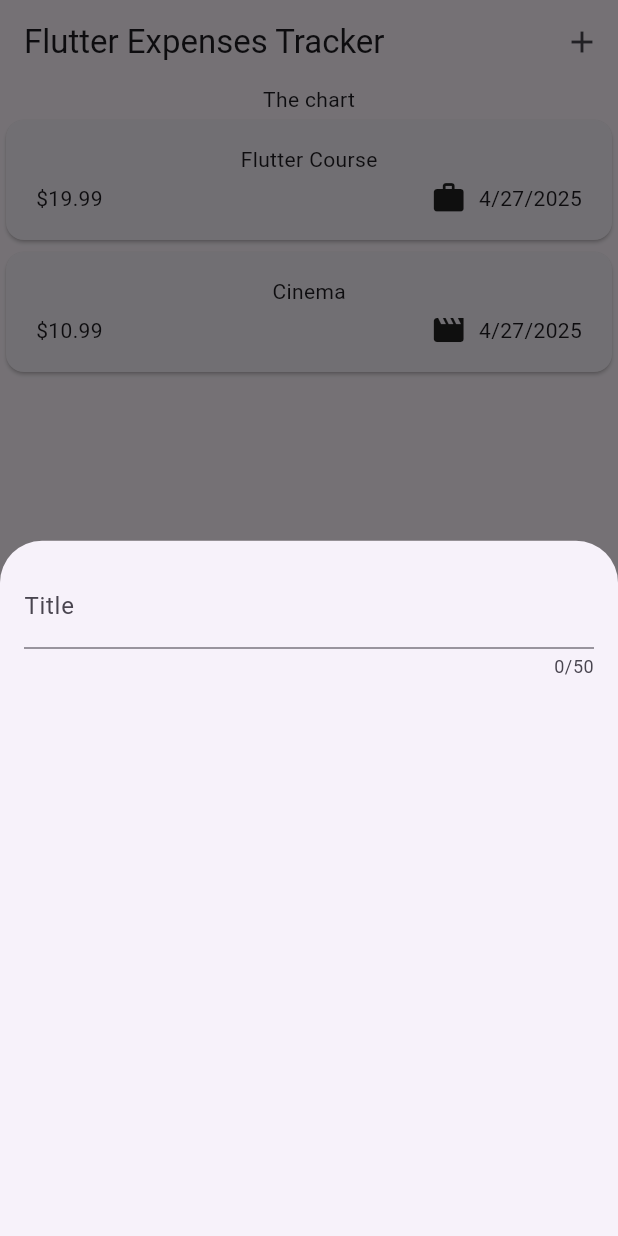
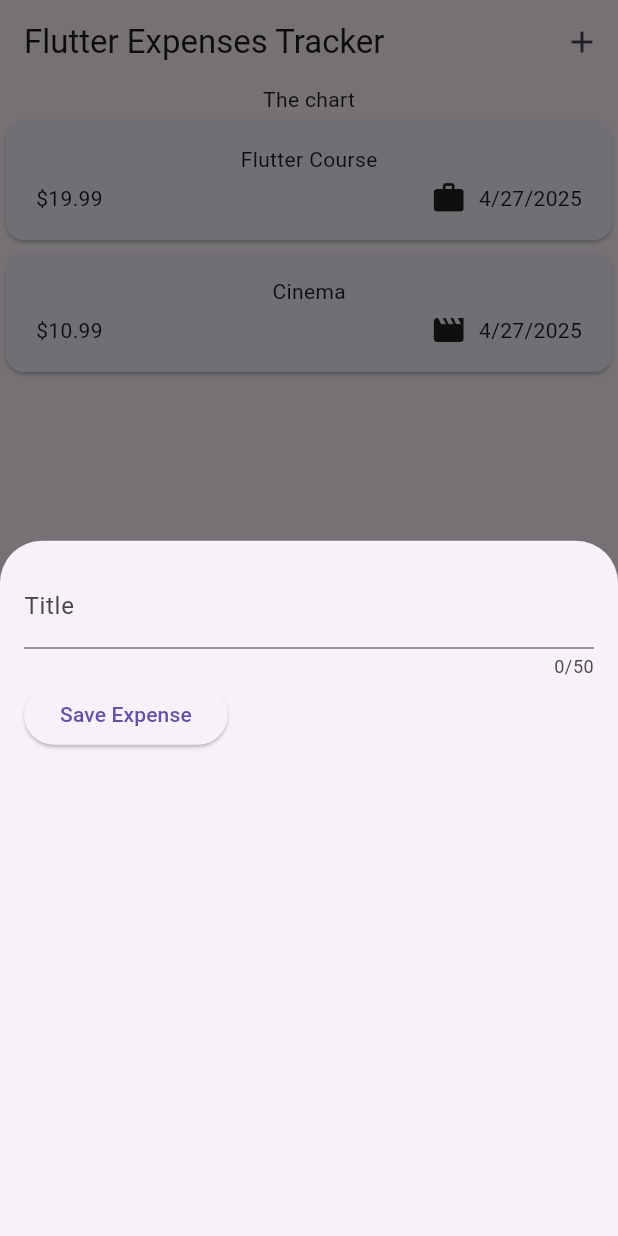
Before and after one commit to Meruem243/expense_tracker, a Flutter app: the screen it shows after launch, after a tap on the "add" icon, on a phone screen of 412 x 824 dp. Run offline on Flutter 3.47's test engine with Material 3 defaults, Android fonts, the phone set to English and light mode, and no system bars.

Commit message:
Implement title input and save functionality in NewExpense widget

```diff
--- a/lib/widgets/new_expense.dart
+++ b/lib/widgets/new_expense.dart
@@ -8,6 +8,12 @@ class NewExpense extends StatefulWidget {
 }
 
 class _NewExpenseState extends State<NewExpense> {
+  var _enteredTitle = '';
+
+  void _saveInputTitle(String inputValue) {
+    _enteredTitle = inputValue;
+  }
+
   @override
   Widget build(BuildContext context) {
     return Padding(
@@ -15,8 +21,19 @@ class _NewExpenseState extends State<NewExpense> {
       child: Column(
         children: [
           TextField(
+            onChanged: _saveInputTitle,
             maxLength: 50,
             decoration: const InputDecoration(label: Text('Title')),
+          ),
+          Row(
+            children: [
+              ElevatedButton(
+                onPressed: () {
+                  print(_enteredTitle);
+                },
+                child: Text('Save Expense'),
+              ),
+            ],
           ),
         ],
       ),
```
